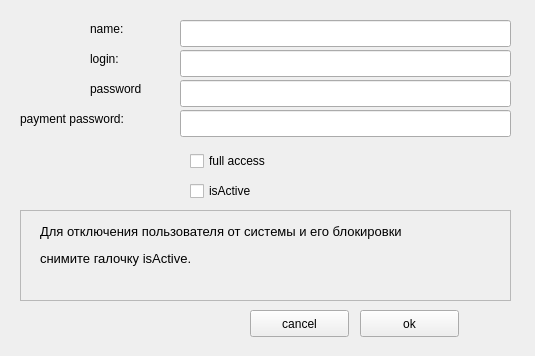
Qt form newcrmuser.ui (89626906891/crm) before a commit.
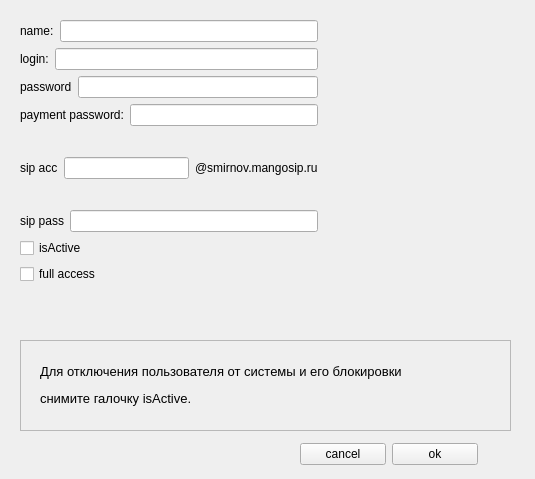
The same form after that commit.

Patch:
```diff
--- a/newcrmuser.ui
+++ b/newcrmuser.ui
@@ -7,167 +7,17 @@
     <x>0</x>
     <y>0</y>
     <width>535</width>
-    <height>356</height>
+    <height>479</height>
    </rect>
   </property>
   <property name="windowTitle">
    <string>Form</string>
   </property>
-  <widget class="QLineEdit" name="namelineEdit">
-   <property name="geometry">
-    <rect>
-     <x>180</x>
-     <y>20</y>
-     <width>331</width>
-     <height>27</height>
-    </rect>
-   </property>
-  </widget>
-  <widget class="QLineEdit" name="loginlineEdit">
-   <property name="geometry">
-    <rect>
-     <x>180</x>
-     <y>50</y>
-     <width>331</width>
-     <height>27</height>
-    </rect>
-   </property>
-  </widget>
-  <widget class="QLabel" name="label">
-   <property name="geometry">
-    <rect>
-     <x>90</x>
-     <y>20</y>
-     <width>67</width>
-     <height>17</height>
-    </rect>
-   </property>
-   <property name="text">
-    <string>name:</string>
-   </property>
-  </widget>
-  <widget class="QLabel" name="label_2">
-   <property name="geometry">
-    <rect>
-     <x>90</x>
-     <y>50</y>
-     <width>67</width>
-     <height>17</height>
-    </rect>
-   </property>
-   <property name="text">
-    <string>login:</string>
-   </property>
-  </widget>
-  <widget class="QPushButton" name="cancelpushButton">
-   <property name="geometry">
-    <rect>
-     <x>250</x>
-     <y>310</y>
-     <width>99</width>
-     <height>27</height>
-    </rect>
-   </property>
-   <property name="text">
-    <string>cancel</string>
-   </property>
-  </widget>
-  <widget class="QPushButton" name="okpushButton">
-   <property name="geometry">
-    <rect>
-     <x>360</x>
-     <y>310</y>
-     <width>99</width>
-     <height>27</height>
-    </rect>
-   </property>
-   <property name="text">
-    <string>ok</string>
-   </property>
-  </widget>
-  <widget class="QCheckBox" name="accesscheckBox">
-   <property name="geometry">
-    <rect>
-     <x>190</x>
-     <y>150</y>
-     <width>97</width>
-     <height>22</height>
-    </rect>
-   </property>
-   <property name="text">
-    <string>full access</string>
-   </property>
-  </widget>
-  <widget class="QLabel" name="label_3">
-   <property name="geometry">
-    <rect>
-     <x>90</x>
-     <y>80</y>
-     <width>67</width>
-     <height>17</height>
-    </rect>
-   </property>
-   <property name="text">
-    <string>password</string>
-   </property>
-  </widget>
-  <widget class="QLineEdit" name="passwordlineEdit">
-   <property name="geometry">
-    <rect>
-     <x>180</x>
-     <y>80</y>
-     <width>331</width>
-     <height>27</height>
-    </rect>
-   </property>
-   <property name="echoMode">
-    <enum>QLineEdit::Password</enum>
-   </property>
-  </widget>
-  <widget class="QCheckBox" name="activecheckBox">
-   <property name="geometry">
-    <rect>
-     <x>190</x>
-     <y>180</y>
-     <width>97</width>
-     <height>22</height>
-    </rect>
-   </property>
-   <property name="text">
-    <string>isActive</string>
-   </property>
-  </widget>
-  <widget class="QLineEdit" name="paymentPasswordlineEdit">
-   <property name="geometry">
-    <rect>
-     <x>180</x>
-     <y>110</y>
-     <width>331</width>
-     <height>27</height>
-    </rect>
-   </property>
-   <property name="echoMode">
-    <enum>QLineEdit::Password</enum>
-   </property>
-  </widget>
-  <widget class="QLabel" name="label_4">
-   <property name="geometry">
-    <rect>
-     <x>20</x>
-     <y>110</y>
-     <width>131</width>
-     <height>17</height>
-    </rect>
-   </property>
-   <property name="text">
-    <string>payment password:</string>
-   </property>
-  </widget>
   <widget class="QFrame" name="frame">
    <property name="geometry">
     <rect>
      <x>20</x>
-     <y>210</y>
+     <y>340</y>
      <width>491</width>
      <height>91</height>
     </rect>
@@ -185,7 +35,7 @@
     <property name="geometry">
      <rect>
       <x>20</x>
-      <y>10</y>
+      <y>20</y>
       <width>391</width>
       <height>51</height>
      </rect>
@@ -195,6 +45,165 @@
     </property>
    </widget>
   </widget>
+  <widget class="QWidget" name="">
+   <property name="geometry">
+    <rect>
+     <x>20</x>
+     <y>20</y>
+     <width>298</width>
+     <height>264</height>
+    </rect>
+   </property>
+   <layout class="QVBoxLayout" name="verticalLayout_2">
+    <item>
+     <layout class="QHBoxLayout" name="horizontalLayout">
+      <item>
+       <widget class="QLabel" name="label">
+        <property name="text">
+         <string>name:</string>
+        </property>
+       </widget>
+      </item>
+      <item>
+       <widget class="QLineEdit" name="namelineEdit"/>
+      </item>
+     </layout>
+    </item>
+    <item>
+     <layout class="QHBoxLayout" name="horizontalLayout_2">
+      <item>
+       <widget class="QLabel" name="label_2">
+        <property name="text">
+         <string>login:</string>
+        </property>
+       </widget>
+      </item>
+      <item>
+       <widget class="QLineEdit" name="loginlineEdit"/>
+      </item>
+     </layout>
+    </item>
+    <item>
+     <layout class="QHBoxLayout" name="horizontalLayout_3">
+      <item>
+       <widget class="QLabel" name="label_3">
+        <property name="text">
+         <string>password</string>
+        </property>
+       </widget>
+      </item>
+      <item>
+       <widget class="QLineEdit" name="passwordlineEdit">
+        <property name="echoMode">
+         <enum>QLineEdit::Password</enum>
+        </property>
+       </widget>
+      </item>
+     </layout>
+    </item>
+    <item>
+     <layout class="QHBoxLayout" name="horizontalLayout_4">
+      <item>
+       <widget class="QLabel" name="label_4">
+        <property name="text">
+         <string>payment password:</string>
+        </property>
+       </widget>
+      </item>
+      <item>
+       <widget class="QLineEdit" name="paymentPasswordlineEdit">
+        <property name="echoMode">
+         <enum>QLineEdit::Password</enum>
+        </property>
+       </widget>
+      </item>
+     </layout>
+    </item>
+    <item>
+     <layout class="QHBoxLayout" name="horizontalLayout_5">
+      <item>
+       <widget class="QLabel" name="label_6">
+        <property name="text">
+         <string>sip acc</string>
+        </property>
+       </widget>
+      </item>
+      <item>
+       <widget class="QLineEdit" name="sipAccLineEdit"/>
+      </item>
+      <item>
+       <widget class="QLabel" name="label_8">
+        <property name="text">
+         <string>@smirnov.mangosip.ru</string>
+        </property>
+       </widget>
+      </item>
+     </layout>
+    </item>
+    <item>
+     <layout class="QHBoxLayout" name="horizontalLayout_6">
+      <item>
+       <widget class="QLabel" name="label_7">
+        <property name="text">
+         <string>sip pass</string>
+        </property>
+       </widget>
+      </item>
+      <item>
+       <widget class="QLineEdit" name="sipPassLineEdit">
+        <property name="echoMode">
+         <enum>QLineEdit::Password</enum>
+        </property>
+       </widget>
+      </item>
+     </layout>
+    </item>
+    <item>
+     <layout class="QVBoxLayout" name="verticalLayout">
+      <item>
+       <widget class="QCheckBox" name="activecheckBox">
+        <property name="text">
+         <string>isActive</string>
+        </property>
+       </widget>
+      </item>
+      <item>
+       <widget class="QCheckBox" name="accesscheckBox">
+        <property name="text">
+         <string>full access</string>
+        </property>
+       </widget>
+      </item>
+     </layout>
+    </item>
+   </layout>
+  </widget>
+  <widget class="QWidget" name="">
+   <property name="geometry">
+    <rect>
+     <x>300</x>
+     <y>440</y>
+     <width>178</width>
+     <height>29</height>
+    </rect>
+   </property>
+   <layout class="QHBoxLayout" name="horizontalLayout_7">
+    <item>
+     <widget class="QPushButton" name="cancelpushButton">
+      <property name="text">
+       <string>cancel</string>
+      </property>
+     </widget>
+    </item>
+    <item>
+     <widget class="QPushButton" name="okpushButton">
+      <property name="text">
+       <string>ok</string>
+      </property>
+     </widget>
+    </item>
+   </layout>
+  </widget>
  </widget>
  <resources/>
  <connections/>
```
